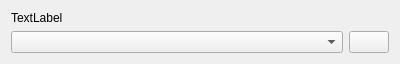
First picture: the form in src/DebconfSelect.ui, repository KDE/libdebconf-kde, before the edit.
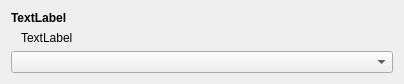
Second picture: the form after the edit. Custom widgets are drawn as their Qt base class.

Commit message: Adding Messages.sh Show the extended description as a Label

```diff
--- a/src/DebconfSelect.ui
+++ b/src/DebconfSelect.ui
@@ -6,8 +6,8 @@
    <rect>
     <x>0</x>
     <y>0</y>
-    <width>400</width>
-    <height>52</height>
+    <width>404</width>
+    <height>66</height>
    </rect>
   </property>
   <property name="sizePolicy">
@@ -22,6 +22,12 @@
   <layout class="QGridLayout" name="gridLayout">
    <item row="0" column="0">
     <widget class="QLabel" name="descriptionL">
+     <property name="font">
+      <font>
+       <weight>75</weight>
+       <bold>true</bold>
+      </font>
+     </property>
      <property name="text">
       <string>TextLabel</string>
      </property>
@@ -33,27 +39,28 @@
      </property>
     </widget>
    </item>
-   <item row="1" column="0">
+   <item row="2" column="0">
     <widget class="KComboBox" name="selectCB"/>
    </item>
-   <item row="1" column="1">
-    <widget class="KPushButton" name="helpPB">
-     <property name="sizePolicy">
-      <sizepolicy hsizetype="Fixed" vsizetype="Fixed">
-       <horstretch>0</horstretch>
-       <verstretch>0</verstretch>
-      </sizepolicy>
+   <item row="1" column="0">
+    <widget class="QLabel" name="extendedDescriptionL">
+     <property name="text">
+      <string>TextLabel</string>
+     </property>
+     <property name="wordWrap">
+      <bool>true</bool>
+     </property>
+     <property name="indent">
+      <number>10</number>
+     </property>
+     <property name="buddy">
+      <cstring>selectCB</cstring>
      </property>
     </widget>
    </item>
   </layout>
  </widget>
  <customwidgets>
-  <customwidget>
-   <class>KPushButton</class>
-   <extends>QPushButton</extends>
-   <header>kpushbutton.h</header>
-  </customwidget>
   <customwidget>
    <class>KComboBox</class>
    <extends>QComboBox</extends>
```
The commit also changes 15 other files.
